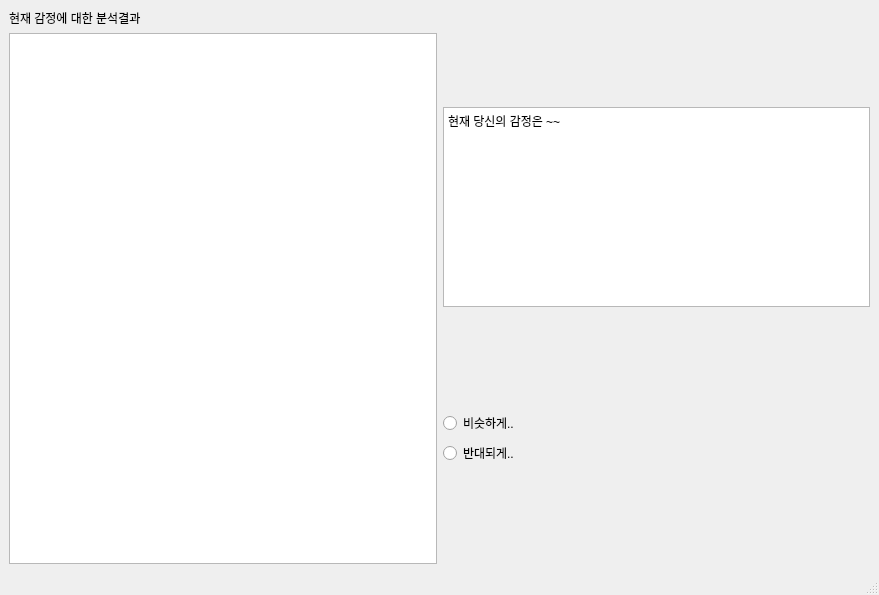
Old version of the form ui_files/analysis_tool_chart.ui in the repository jiwoo1105/DKU_Opensource_knoo-B.
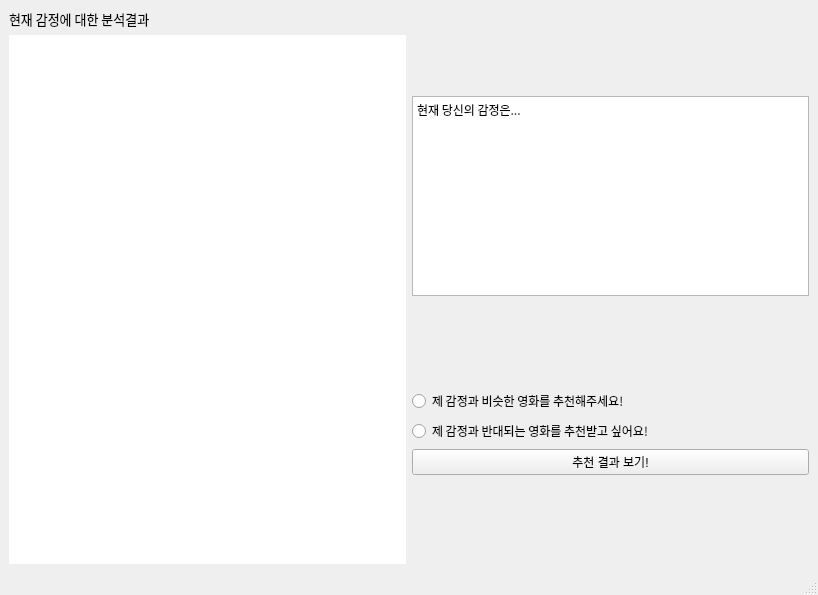
New version of the form.

```diff
--- a/ui_files/analysis_tool_chart.ui
+++ b/ui_files/analysis_tool_chart.ui
@@ -6,7 +6,7 @@
    <rect>
     <x>0</x>
     <y>0</y>
-    <width>879</width>
+    <width>818</width>
     <height>595</height>
    </rect>
   </property>
@@ -21,13 +21,28 @@
        <layout class="QVBoxLayout" name="verticalLayout_3">
         <item>
          <widget class="QLabel" name="label">
+          <property name="font">
+           <font>
+            <family>G마켓 산스 TTF Medium</family>
+            <pointsize>10</pointsize>
+           </font>
+          </property>
           <property name="text">
            <string>현재 감정에 대한 분석결과</string>
           </property>
          </widget>
         </item>
         <item>
-         <widget class="QGraphicsView" name="Show_result_by_chart"/>
+         <widget class="QGraphicsView" name="Show_result_by_chart">
+          <property name="styleSheet">
+           <string notr="true">font: 57 10pt &quot;G마켓 산스 TTF Medium&quot;;
+color: #333333;
+
+border-width: 2px;
+border-radius: 6px;
+</string>
+          </property>
+         </widget>
         </item>
        </layout>
       </item>
@@ -35,18 +50,38 @@
        <layout class="QVBoxLayout" name="verticalLayout_2">
         <item>
          <widget class="QTextBrowser" name="Show_user_emotion">
+          <property name="sizePolicy">
+           <sizepolicy hsizetype="Expanding" vsizetype="Minimum">
+            <horstretch>0</horstretch>
+            <verstretch>0</verstretch>
+           </sizepolicy>
+          </property>
+          <property name="minimumSize">
+           <size>
+            <width>200</width>
+            <height>150</height>
+           </size>
+          </property>
           <property name="maximumSize">
            <size>
             <width>16777215</width>
             <height>200</height>
            </size>
           </property>
+          <property name="font">
+           <font>
+            <family>Gmarket Sans TTF</family>
+           </font>
+          </property>
+          <property name="styleSheet">
+           <string notr="true"/>
+          </property>
           <property name="html">
            <string>&lt;!DOCTYPE HTML PUBLIC &quot;-//W3C//DTD HTML 4.0//EN&quot; &quot;http://www.w3.org/TR/REC-html40/strict.dtd&quot;&gt;
 &lt;html&gt;&lt;head&gt;&lt;meta name=&quot;qrichtext&quot; content=&quot;1&quot; /&gt;&lt;style type=&quot;text/css&quot;&gt;
 p, li { white-space: pre-wrap; }
-&lt;/style&gt;&lt;/head&gt;&lt;body style=&quot; font-family:'Gulim'; font-size:9pt; font-weight:400; font-style:normal;&quot;&gt;
-&lt;p style=&quot; margin-top:0px; margin-bottom:0px; margin-left:0px; margin-right:0px; -qt-block-indent:0; text-indent:0px;&quot;&gt;현재 당신의 감정은 ~~&lt;/p&gt;&lt;/body&gt;&lt;/html&gt;</string>
+&lt;/style&gt;&lt;/head&gt;&lt;body style=&quot; font-family:'Gmarket Sans TTF'; font-size:9pt; font-weight:400; font-style:normal;&quot;&gt;
+&lt;p style=&quot; margin-top:0px; margin-bottom:0px; margin-left:0px; margin-right:0px; -qt-block-indent:0; text-indent:0px;&quot;&gt;현재 당신의 감정은...&lt;/p&gt;&lt;/body&gt;&lt;/html&gt;</string>
           </property>
          </widget>
         </item>
@@ -54,15 +89,32 @@
          <layout class="QVBoxLayout" name="verticalLayout">
           <item>
            <widget class="QRadioButton" name="similar_emotion_button">
+            <property name="font">
+             <font>
+              <family>G마켓 산스 TTF Medium</family>
+             </font>
+            </property>
             <property name="text">
-             <string>비슷하게..</string>
+             <string>제 감정과 비슷한 영화를 추천해주세요!</string>
             </property>
            </widget>
           </item>
           <item>
            <widget class="QRadioButton" name="reverse_emotion_button">
+            <property name="font">
+             <font>
+              <family>G마켓 산스 TTF Medium</family>
+             </font>
+            </property>
             <property name="text">
-             <string>반대되게..</string>
+             <string>제 감정과 반대되는 영화를 추천받고 싶어요!</string>
+            </property>
+           </widget>
+          </item>
+          <item>
+           <widget class="QPushButton" name="goto_result">
+            <property name="text">
+             <string>추천 결과 보기!</string>
             </property>
            </widget>
           </item>
```
